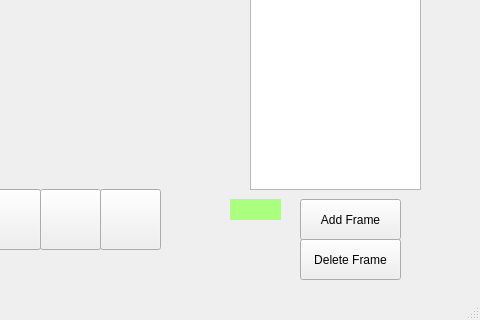
Above: SpriteEditor/spriteview.ui from bestcreator01/sprite-editor before the change; both pictures show x 620 to 1100 and y 480 to 800 of the 1100 by 800 pixel window. Below: the same form after it.
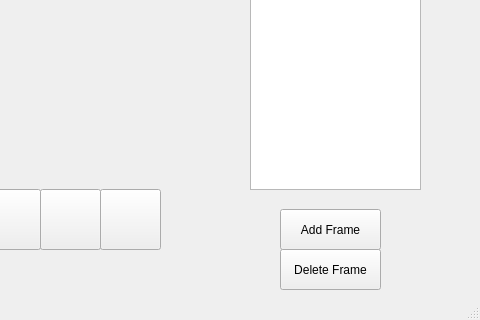
That is the form after the change.

Commit message: deleted coordinates label

Patch:
```diff
--- a/SpriteEditor/spriteview.ui
+++ b/SpriteEditor/spriteview.ui
@@ -90,22 +90,6 @@
      </size>
     </property>
    </widget>
-   <widget class="QLabel" name="coordinates">
-    <property name="geometry">
-     <rect>
-      <x>850</x>
-      <y>660</y>
-      <width>51</width>
-      <height>21</height>
-     </rect>
-    </property>
-    <property name="styleSheet">
-     <string notr="true">background-color: rgb(170, 255, 127);</string>
-    </property>
-    <property name="text">
-     <string/>
-    </property>
-   </widget>
    <widget class="QSlider" name="fpsSlider">
     <property name="geometry">
      <rect>
@@ -128,8 +112,8 @@
    <widget class="QPushButton" name="addFrame">
     <property name="geometry">
      <rect>
-      <x>920</x>
-      <y>660</y>
+      <x>900</x>
+      <y>670</y>
       <width>101</width>
       <height>41</height>
      </rect>
@@ -141,8 +125,8 @@
    <widget class="QPushButton" name="deleteFrame">
     <property name="geometry">
      <rect>
-      <x>920</x>
-      <y>700</y>
+      <x>900</x>
+      <y>710</y>
       <width>101</width>
       <height>41</height>
      </rect>
```
The commit also changes 1 other file.
